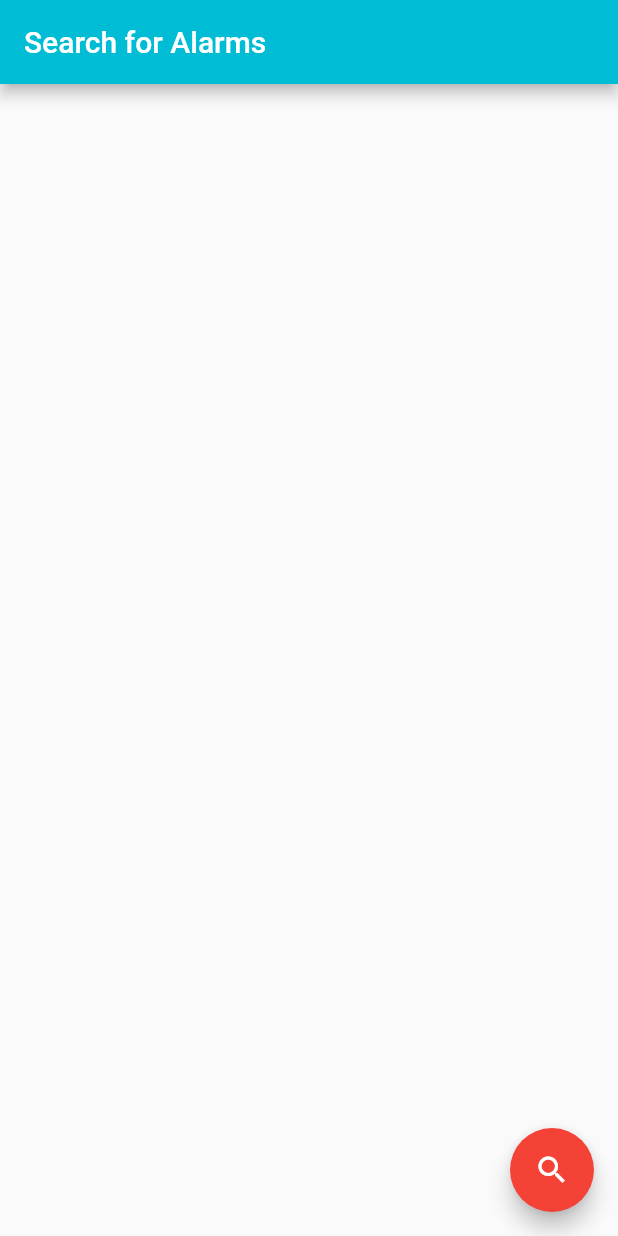
After one commit to mo-pr/SaferFire-2.0, a Flutter app: the screen it shows after launch, on a phone screen of 412 x 824 dp. The commit adds this screen. Run offline on Flutter 3.47's test engine with Material 2 defaults, Android fonts, the phone set to English and light mode, and no system bars; our stand-ins replace socket_io_client.

Commit message:
version from 13.01.2022 (not working)

```diff
--- a/lib/globals.dart
+++ b/lib/globals.dart
@@ -1,3 +1,3 @@
 library my_prj.globals;
-String uri = "";
-String getAlarmsRequest ="";
+String uri = "http://localhost:3000";
+String getAlarmsRequest ='{"username": "testUser"}';
--- /dev/null
+++ b/lib/temp.dart
@@ -0,0 +1,29 @@
+import 'package:flutter/material.dart';
+import 'package:saferfire/main.dart';
+
+/*class temp extends StatefulWidget{
+  @override
+  tempState createState() => tempState();
+}*/
+
+class tempState extends StatelessWidget {
+  final List<String> list = [];
+
+  @override
+  Widget build(BuildContext context) {
+    return Scaffold(
+      appBar: AppBar(
+        title: const Text('Search for Alarms'),
+        backgroundColor: Colors.cyan,
+      ),
+      body: Container(),
+      floatingActionButton: FloatingActionButton(
+          backgroundColor: Colors.red,
+          child: const Icon(Icons.search),
+          onPressed: () {
+            Navigator.push(context,
+                MaterialPageRoute(builder: (context) => CurrentAlarms()));
+          }),
+    );
+  }
+}
--- a/pubspec.yaml
+++ b/pubspec.yaml
@@ -34,6 +34,7 @@ dependencies:
   cupertino_icons: ^1.0.2
   web_socket_channel:
   json_annotation:
+  socket_io_client: ^2.0.0-beta.3
 dev_dependencies:
   flutter_test:
     sdk: flutter
```
Also changed, not shown: lib/main.dart (+30 -36 lines), pubspec.lock, 1 other file.
